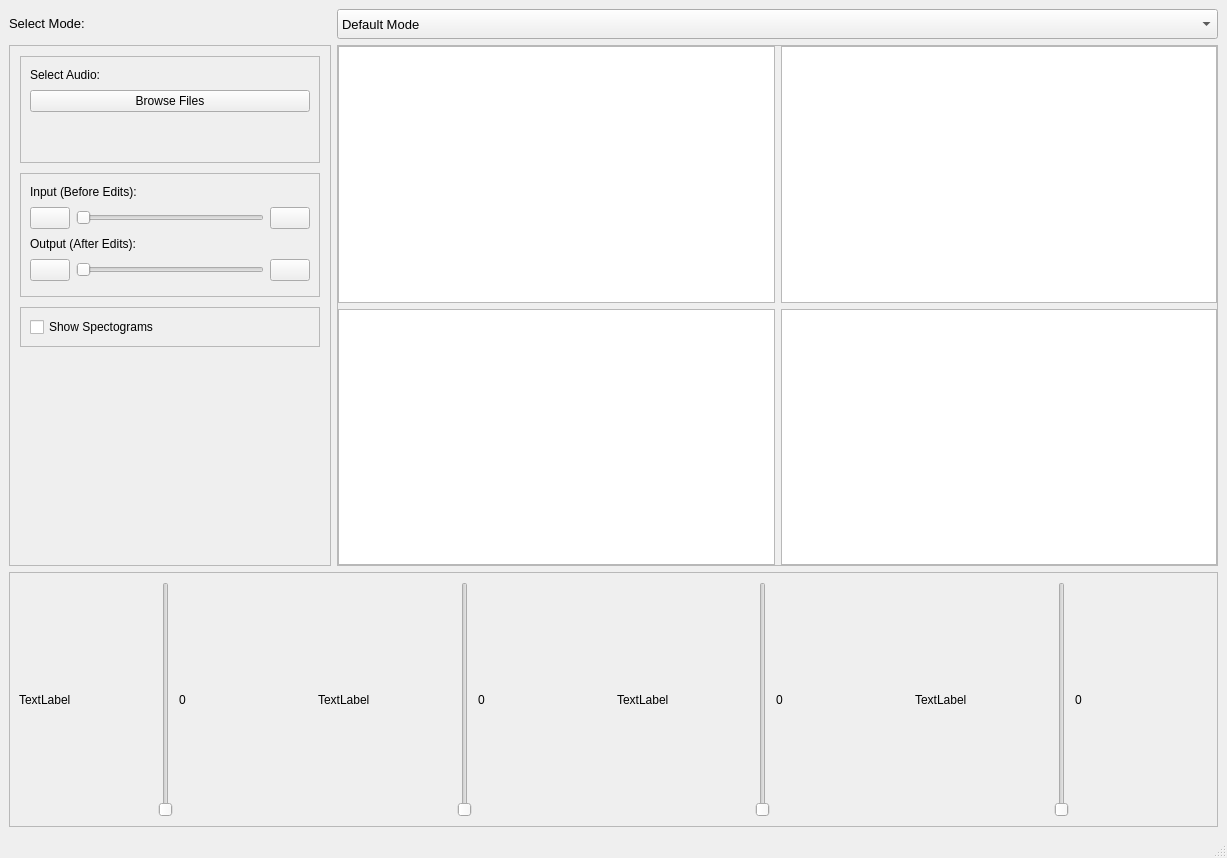
Qt form design.ui (mohandemadx/DSP_TASK3) before a commit.
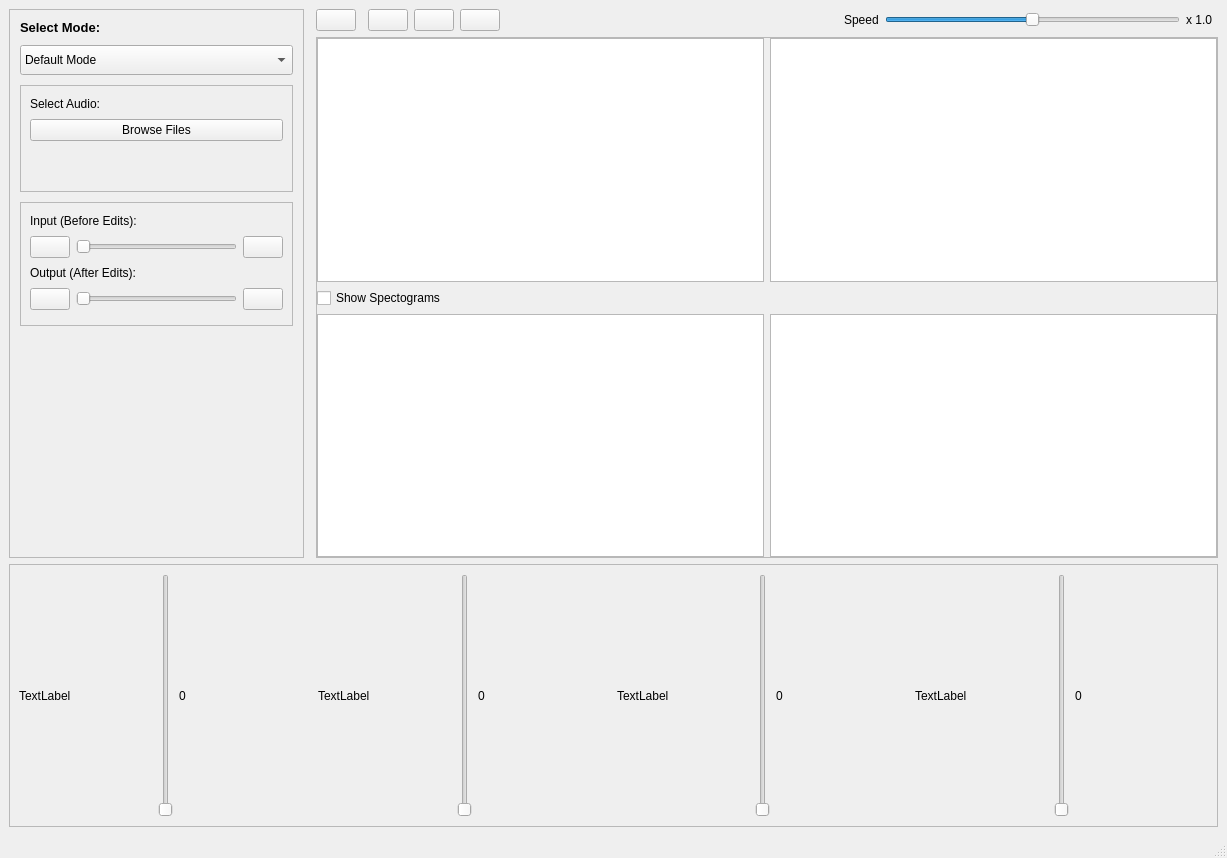
The same form after that commit. Icons and pictures are not drawn.

What changed in the file:
```diff
--- a/design.ui
+++ b/design.ui
@@ -17,8 +17,8 @@
    <bool>false</bool>
   </property>
   <widget class="QWidget" name="centralwidget">
-   <layout class="QGridLayout" name="gridLayout_6">
-    <item row="2" column="1">
+   <layout class="QGridLayout" name="gridLayout_5">
+    <item row="2" column="2" colspan="16">
      <widget class="QFrame" name="Graph_frame">
       <property name="minimumSize">
        <size>
@@ -48,22 +48,52 @@
        <property name="verticalSpacing">
         <number>6</number>
        </property>
+       <item row="0" column="0">
+        <widget class="QGraphicsView" name="InputGraph"/>
+       </item>
        <item row="0" column="1">
         <widget class="QGraphicsView" name="OutputGraph"/>
        </item>
-       <item row="1" column="0">
+       <item row="2" column="0">
         <widget class="QGraphicsView" name="SpectoGraph1"/>
        </item>
-       <item row="0" column="0">
-        <widget class="QGraphicsView" name="InputGraph"/>
-       </item>
-       <item row="1" column="1">
+       <item row="2" column="1">
         <widget class="QGraphicsView" name="SpectoGraph2"/>
        </item>
+       <item row="1" column="0">
+        <widget class="QCheckBox" name="showCheckBox">
+         <property name="text">
+          <string>Show Spectograms</string>
+         </property>
+        </widget>
+       </item>
       </layout>
      </widget>
     </item>
-    <item row="2" column="0">
+    <item row="1" column="5">
+     <widget class="QPushButton" name="zoomInButton">
+      <property name="sizePolicy">
+       <sizepolicy hsizetype="Maximum" vsizetype="Maximum">
+        <horstretch>0</horstretch>
+        <verstretch>0</verstretch>
+       </sizepolicy>
+      </property>
+      <property name="text">
+       <string/>
+      </property>
+      <property name="icon">
+       <iconset resource="icons.qrc">
+        <normaloff>:/icons/icons/zoom-in.png</normaloff>:/icons/icons/zoom-in.png</iconset>
+      </property>
+      <property name="iconSize">
+       <size>
+        <width>20</width>
+        <height>25</height>
+       </size>
+      </property>
+     </widget>
+    </item>
+    <item row="1" column="0" rowspan="2">
      <widget class="QFrame" name="Options_frame">
       <property name="sizePolicy">
        <sizepolicy hsizetype="Preferred" vsizetype="Preferred">
@@ -102,164 +132,7 @@
        <property name="verticalSpacing">
         <number>10</number>
        </property>
-       <item row="3" column="0" alignment="Qt::AlignTop">
-        <widget class="QFrame" name="HideFrame">
-         <property name="sizePolicy">
-          <sizepolicy hsizetype="Preferred" vsizetype="Fixed">
-           <horstretch>0</horstretch>
-           <verstretch>0</verstretch>
-          </sizepolicy>
-         </property>
-         <property name="frameShape">
-          <enum>QFrame::StyledPanel</enum>
-         </property>
-         <property name="frameShadow">
-          <enum>QFrame::Plain</enum>
-         </property>
-         <layout class="QVBoxLayout" name="verticalLayout_2">
-          <item>
-           <widget class="QCheckBox" name="showCheckBox">
-            <property name="text">
-             <string>Show Spectograms</string>
-            </property>
-           </widget>
-          </item>
-         </layout>
-        </widget>
-       </item>
-       <item row="11" column="0">
-        <spacer name="verticalSpacer">
-         <property name="orientation">
-          <enum>Qt::Vertical</enum>
-         </property>
-         <property name="sizeType">
-          <enum>QSizePolicy::Maximum</enum>
-         </property>
-         <property name="sizeHint" stdset="0">
-          <size>
-           <width>20</width>
-           <height>100</height>
-          </size>
-         </property>
-        </spacer>
-       </item>
        <item row="2" column="0">
-        <widget class="QFrame" name="AudioPlayerFrame">
-         <property name="sizePolicy">
-          <sizepolicy hsizetype="Preferred" vsizetype="Fixed">
-           <horstretch>0</horstretch>
-           <verstretch>0</verstretch>
-          </sizepolicy>
-         </property>
-         <property name="minimumSize">
-          <size>
-           <width>0</width>
-           <height>124</height>
-          </size>
-         </property>
-         <property name="frameShape">
-          <enum>QFrame::StyledPanel</enum>
-         </property>
-         <property name="frameShadow">
-          <enum>QFrame::Plain</enum>
-         </property>
-         <layout class="QGridLayout" name="gridLayout_2">
-          <item row="1" column="0">
-           <widget class="QPushButton" name="playButton1">
-            <property name="sizePolicy">
-             <sizepolicy hsizetype="Maximum" vsizetype="Maximum">
-              <horstretch>0</horstretch>
-              <verstretch>0</verstretch>
-             </sizepolicy>
-            </property>
-            <property name="text">
-             <string/>
-            </property>
-           </widget>
-          </item>
-          <item row="2" column="0" colspan="2">
-           <widget class="QLabel" name="label_4">
-            <property name="sizePolicy">
-             <sizepolicy hsizetype="Preferred" vsizetype="Maximum">
-              <horstretch>0</horstretch>
-              <verstretch>0</verstretch>
-             </sizepolicy>
-            </property>
-            <property name="text">
-             <string>Output (After Edits):</string>
-            </property>
-           </widget>
-          </item>
-          <item row="1" column="1">
-           <widget class="QSlider" name="audioSlider1">
-            <property name="orientation">
-             <enum>Qt::Horizontal</enum>
-            </property>
-           </widget>
-          </item>
-          <item row="3" column="1">
-           <widget class="QSlider" name="audioSlider2">
-            <property name="orientation">
-             <enum>Qt::Horizontal</enum>
-            </property>
-           </widget>
-          </item>
-          <item row="3" column="2">
-           <widget class="QPushButton" name="muteButton2">
-            <property name="sizePolicy">
-             <sizepolicy hsizetype="Maximum" vsizetype="Maximum">
-              <horstretch>0</horstretch>
-              <verstretch>0</verstretch>
-             </sizepolicy>
-            </property>
-            <property name="text">
-             <string/>
-            </property>
-           </widget>
-          </item>
-          <item row="3" column="0">
-           <widget class="QPushButton" name="playButton2">
-            <property name="sizePolicy">
-             <sizepolicy hsizetype="Maximum" vsizetype="Maximum">
-              <horstretch>0</horstretch>
-              <verstretch>0</verstretch>
-             </sizepolicy>
-            </property>
-            <property name="text">
-             <string/>
-            </property>
-           </widget>
-          </item>
-          <item row="1" column="2">
-           <widget class="QPushButton" name="muteButton1">
-            <property name="sizePolicy">
-             <sizepolicy hsizetype="Maximum" vsizetype="Maximum">
-              <horstretch>0</horstretch>
-              <verstretch>0</verstretch>
-             </sizepolicy>
-            </property>
-            <property name="text">
-             <string/>
-            </property>
-           </widget>
-          </item>
-          <item row="0" column="0" colspan="2">
-           <widget class="QLabel" name="label_3">
-            <property name="sizePolicy">
-             <sizepolicy hsizetype="Preferred" vsizetype="Maximum">
-              <horstretch>0</horstretch>
-              <verstretch>0</verstretch>
-             </sizepolicy>
-            </property>
-            <property name="text">
-             <string>Input (Before Edits):</string>
-            </property>
-           </widget>
-          </item>
-         </layout>
-        </widget>
-       </item>
-       <item row="1" column="0">
         <widget class="QFrame" name="ImportFrame">
          <property name="sizePolicy">
           <sizepolicy hsizetype="Expanding" vsizetype="Fixed">
@@ -300,6 +173,16 @@
             </property>
            </widget>
           </item>
+          <item row="2" column="1" alignment="Qt::AlignLeft">
+           <widget class="QLabel" name="musicfileName">
+            <property name="styleSheet">
+             <string notr="true">color: rgb(0, 122, 217);</string>
+            </property>
+            <property name="text">
+             <string/>
+            </property>
+           </widget>
+          </item>
           <item row="2" column="0">
            <widget class="QLabel" name="label_5">
             <property name="sizePolicy">
@@ -323,6 +206,9 @@
             <property name="text">
              <string/>
             </property>
+            <property name="pixmap">
+             <pixmap resource="icons.qrc">:/icons/icons/music-file.png</pixmap>
+            </property>
             <property name="scaledContents">
              <bool>true</bool>
             </property>
@@ -332,22 +218,365 @@
             <property name="wordWrap">
              <bool>false</bool>
             </property>
+            <property name="indent">
+             <number>0</number>
+            </property>
            </widget>
           </item>
-          <item row="2" column="1" alignment="Qt::AlignLeft">
-           <widget class="QLabel" name="musicfileName">
+         </layout>
+        </widget>
+       </item>
+       <item row="1" column="0">
+        <widget class="QComboBox" name="mode_comboBox">
+         <property name="sizePolicy">
+          <sizepolicy hsizetype="Preferred" vsizetype="Maximum">
+           <horstretch>0</horstretch>
+           <verstretch>30</verstretch>
+          </sizepolicy>
+         </property>
+         <property name="minimumSize">
+          <size>
+           <width>0</width>
+           <height>30</height>
+          </size>
+         </property>
+         <property name="font">
+          <font>
+           <pointsize>9</pointsize>
+           <weight>50</weight>
+           <bold>false</bold>
+          </font>
+         </property>
+         <property name="currentText">
+          <string>Default Mode</string>
+         </property>
+         <property name="currentIndex">
+          <number>0</number>
+         </property>
+         <item>
+          <property name="text">
+           <string>Default Mode</string>
+          </property>
+         </item>
+         <item>
+          <property name="text">
+           <string>ECG Mode</string>
+          </property>
+         </item>
+         <item>
+          <property name="text">
+           <string>Animal Mode</string>
+          </property>
+         </item>
+         <item>
+          <property name="text">
+           <string>Music Mode</string>
+          </property>
+         </item>
+        </widget>
+       </item>
+       <item row="3" column="0">
+        <widget class="QFrame" name="AudioPlayerFrame">
+         <property name="sizePolicy">
+          <sizepolicy hsizetype="Preferred" vsizetype="Fixed">
+           <horstretch>0</horstretch>
+           <verstretch>0</verstretch>
+          </sizepolicy>
+         </property>
+         <property name="minimumSize">
+          <size>
+           <width>0</width>
+           <height>124</height>
+          </size>
+         </property>
+         <property name="frameShape">
+          <enum>QFrame::StyledPanel</enum>
+         </property>
+         <property name="frameShadow">
+          <enum>QFrame::Plain</enum>
+         </property>
+         <layout class="QGridLayout" name="gridLayout_2">
+          <item row="0" column="0" colspan="2">
+           <widget class="QLabel" name="label_3">
+            <property name="sizePolicy">
+             <sizepolicy hsizetype="Preferred" vsizetype="Maximum">
+              <horstretch>0</horstretch>
+              <verstretch>0</verstretch>
+             </sizepolicy>
+            </property>
             <property name="text">
+             <string>Input (Before Edits):</string>
+            </property>
+           </widget>
+          </item>
+          <item row="1" column="0">
+           <widget class="QPushButton" name="playButton1">
+            <property name="sizePolicy">
+             <sizepolicy hsizetype="Maximum" vsizetype="Maximum">
+              <horstretch>0</horstretch>
+              <verstretch>0</verstretch>
+             </sizepolicy>
+            </property>
+            <property name="text">
              <string/>
             </property>
+            <property name="icon">
+             <iconset resource="icons.qrc">
+              <normaloff>:/icons/icons/play.png</normaloff>:/icons/icons/play.png</iconset>
+            </property>
+            <property name="iconSize">
+             <size>
+              <width>20</width>
+              <height>25</height>
+             </size>
+            </property>
            </widget>
           </item>
+          <item row="2" column="0" colspan="2">
+           <widget class="QLabel" name="label_4">
+            <property name="sizePolicy">
+             <sizepolicy hsizetype="Preferred" vsizetype="Maximum">
+              <horstretch>0</horstretch>
+              <verstretch>0</verstretch>
+             </sizepolicy>
+            </property>
+            <property name="text">
+             <string>Output (After Edits):</string>
+            </property>
+           </widget>
+          </item>
+          <item row="1" column="1">
+           <widget class="QSlider" name="audioSlider1">
+            <property name="orientation">
+             <enum>Qt::Horizontal</enum>
+            </property>
+           </widget>
+          </item>
+          <item row="3" column="1">
+           <widget class="QSlider" name="audioSlider2">
+            <property name="orientation">
+             <enum>Qt::Horizontal</enum>
+            </property>
+           </widget>
+          </item>
+          <item row="3" column="2">
+           <widget class="QPushButton" name="muteButton2">
+            <property name="sizePolicy">
+             <sizepolicy hsizetype="Maximum" vsizetype="Maximum">
+              <horstretch>0</horstretch>
+              <verstretch>0</verstretch>
+             </sizepolicy>
+            </property>
+            <property name="text">
+             <string/>
+            </property>
+            <property name="icon">
+             <iconset resource="icons.qrc">
+              <normaloff>:/icons/icons/mute.png</normaloff>:/icons/icons/mute.png</iconset>
+            </property>
+            <property name="iconSize">
+             <size>
+              <width>20</width>
+              <height>25</height>
+             </size>
+            </property>
+           </widget>
+          </item>
+          <item row="3" column="0">
+           <widget class="QPushButton" name="playButton2">
+            <property name="sizePolicy">
+             <sizepolicy hsizetype="Maximum" vsizetype="Maximum">
+              <horstretch>0</horstretch>
+              <verstretch>0</verstretch>
+             </sizepolicy>
+            </property>
+            <property name="text">
+             <string/>
+            </property>
+            <property name="icon">
+             <iconset resource="icons.qrc">
+              <normaloff>:/icons/icons/play.png</normaloff>:/icons/icons/play.png</iconset>
+            </property>
+            <property name="iconSize">
+             <size>
+              <width>20</width>
+              <height>25</height>
+             </size>
+            </property>
+           </widget>
+          </item>
+          <item row="1" column="2">
+           <widget class="QPushButton" name="muteButton1">
+            <property name="sizePolicy">
+             <sizepolicy hsizetype="Maximum" vsizetype="Maximum">
+              <horstretch>0</horstretch>
+              <verstretch>0</verstretch>
+             </sizepolicy>
+            </property>
+            <property name="text">
+             <string/>
+            </property>
+            <property name="icon">
+             <iconset resource="icons.qrc">
+              <normaloff>:/icons/icons/mute.png</normaloff>:/icons/icons/mute.png</iconset>
+            </property>
+            <property name="iconSize">
+             <size>
+              <width>20</width>
+              <height>25</height>
+             </size>
+            </property>
+           </widget>
+          </item>
          </layout>
         </widget>
        </item>
+       <item row="0" column="0">
+        <widget class="QLabel" name="label">
+         <property name="sizePolicy">
+          <sizepolicy hsizetype="Preferred" vsizetype="Maximum">
+           <horstretch>0</horstretch>
+           <verstretch>0</verstretch>
+          </sizepolicy>
+         </property>
+         <property name="font">
+          <font>
+           <family>Nirmala UI</family>
+           <pointsize>10</pointsize>
+           <weight>75</weight>
+           <bold>true</bold>
+          </font>
+         </property>
+         <property name="text">
+          <string>Select Mode:</string>
+         </property>
+        </widget>
+       </item>
+       <item row="4" column="0">
+        <spacer name="verticalSpacer">
+         <property name="orientation">
+          <enum>Qt::Vertical</enum>
+         </property>
+         <property name="sizeHint" stdset="0">
+          <size>
+           <width>20</width>
+           <height>40</height>
+          </size>
+         </property>
+        </spacer>
+       </item>
       </layout>
      </widget>
     </item>
-    <item row="3" column="0" colspan="2">
+    <item row="1" column="4">
+     <widget class="QPushButton" name="resetButton">
+      <property name="sizePolicy">
+       <sizepolicy hsizetype="Maximum" vsizetype="Maximum">
+        <horstretch>0</horstretch>
+        <verstretch>0</verstretch>
+       </sizepolicy>
+      </property>
+      <property name="text">
+       <string/>
+      </property>
+      <property name="icon">
+       <iconset resource="icons.qrc">
+        <normaloff>:/icons/icons/repeat.png</normaloff>:/icons/icons/repeat.png</iconset>
+      </property>
+      <property name="iconSize">
+       <size>
+        <width>20</width>
+        <height>25</height>
+       </size>
+      </property>
+     </widget>
+    </item>
+    <item row="1" column="14">
+     <widget class="QLabel" name="label_12">
+      <property name="sizePolicy">
+       <sizepolicy hsizetype="Preferred" vsizetype="Maximum">
+        <horstretch>0</horstretch>
+        <verstretch>0</verstretch>
+       </sizepolicy>
+      </property>
+      <property name="text">
+       <string>Speed</string>
+      </property>
+     </widget>
+    </item>
+    <item row="1" column="13">
+     <spacer name="horizontalSpacer">
+      <property name="orientation">
+       <enum>Qt::Horizontal</enum>
+      </property>
+      <property name="sizeHint" stdset="0">
+       <size>
+        <width>40</width>
+        <height>20</height>
+       </size>
+      </property>
+     </spacer>
+    </item>
+    <item row="1" column="6">
+     <widget class="QPushButton" name="zoomOutButton">
+      <property name="sizePolicy">
+       <sizepolicy hsizetype="Maximum" vsizetype="Maximum">
+        <horstretch>0</horstretch>
+        <verstretch>0</verstretch>
+       </sizepolicy>
+      </property>
+      <property name="text">
+       <string/>
+      </property>
+      <property name="icon">
+       <iconset resource="icons.qrc">
+        <normaloff>:/icons/icons/magnifying-glass.png</normaloff>:/icons/icons/magnifying-glass.png</iconset>
+      </property>
+      <property name="iconSize">
+       <size>
+        <width>20</width>
+        <height>25</height>
+       </size>
+      </property>
+     </widget>
+    </item>
+    <item row="1" column="2">
+     <widget class="QPushButton" name="playallButton">
+      <property name="sizePolicy">
+       <sizepolicy hsizetype="Maximum" vsizetype="Maximum">
+        <horstretch>0</horstretch>
+        <verstretch>0</verstretch>
+       </sizepolicy>
+      </property>
+      <property name="text">
+       <string/>
+      </property>
+      <property name="icon">
+       <iconset resource="icons.qrc">
+        <normaloff>:/icons/icons/play.png</normaloff>:/icons/icons/play.png</iconset>
+      </property>
+      <property name="iconSize">
+       <size>
+        <width>20</width>
+        <height>25</height>
+       </size>
+      </property>
+     </widget>
+    </item>
+    <item row="1" column="16">
+     <widget class="QLabel" name="speedLabel">
+      <property name="sizePolicy">
+       <sizepolicy hsizetype="Preferred" vsizetype="Maximum">
+        <horstretch>0</horstretch>
+        <verstretch>0</verstretch>
+       </sizepolicy>
+      </property>
+      <property name="text">
+       <string>x 1.0</string>
+      </property>
+     </widget>
+    </item>
+    <item row="3" column="0" colspan="18">
      <widget class="QFrame" name="SliderFrame">
       <property name="frameShape">
        <enum>QFrame::StyledPanel</enum>
@@ -443,74 +672,32 @@
       </layout>
      </widget>
     </item>
-    <item row="0" column="0">
-     <widget class="QLabel" name="label">
-      <property name="sizePolicy">
-       <sizepolicy hsizetype="Preferred" vsizetype="Maximum">
-        <horstretch>0</horstretch>
-        <verstretch>0</verstretch>
-       </sizepolicy>
+    <item row="1" column="15">
+     <widget class="QSlider" name="speedSlider">
+      <property name="minimum">
+       <number>1</number>
       </property>
-      <property name="font">
-       <font>
-        <family>Nirmala UI</family>
-        <pointsize>10</pointsize>
-        <weight>50</weight>
-        <bold>false</bold>
-       </font>
+      <property name="maximum">
+       <number>5</number>
       </property>
-      <property name="text">
-       <string>Select Mode:</string>
-      </property>
-     </widget>
-    </item>
-    <item row="0" column="1">
-     <widget class="QComboBox" name="mode_comboBox">
-      <property name="sizePolicy">
-       <sizepolicy hsizetype="Preferred" vsizetype="Maximum">
-        <horstretch>0</horstretch>
-        <verstretch>30</verstretch>
-       </sizepolicy>
-      </property>
-      <property name="minimumSize">
-       <size>
-        <width>0</width>
-        <height>30</height>
-       </size>
-      </property>
-      <property name="font">
-       <font>
-        <pointsize>10</pointsize>
-        <weight>50</weight>
-        <bold>false</bold>
-       </font>
-      </property>
-      <property name="currentText">
-       <string>Default Mode</string>
-      </property>
-      <property name="currentIndex">
+      <property name="singleStep">
        <number>0</number>
       </property>
-      <item>
-       <property name="text">
-        <string>Default Mode</string>
-       </property>
-      </item>
-      <item>
-       <property name="text">
-        <string>ECG Mode</string>
-       </property>
-      </item>
-      <item>
-       <property name="text">
-        <string>Animal Mode</string>
-       </property>
-      </item>
-      <item>
-       <property name="text">
-        <string>Music Mode</string>
-       </property>
-      </item>
+      <property name="pageStep">
+       <number>5</number>
+      </property>
+      <property name="value">
+       <number>3</number>
+      </property>
+      <property name="sliderPosition">
+       <number>3</number>
+      </property>
+      <property name="orientation">
+       <enum>Qt::Horizontal</enum>
+      </property>
+      <property name="tickPosition">
+       <enum>QSlider::NoTicks</enum>
+      </property>
      </widget>
     </item>
    </layout>
```
Left out of the diff: 28 changed lines with no effect on the pictures.
